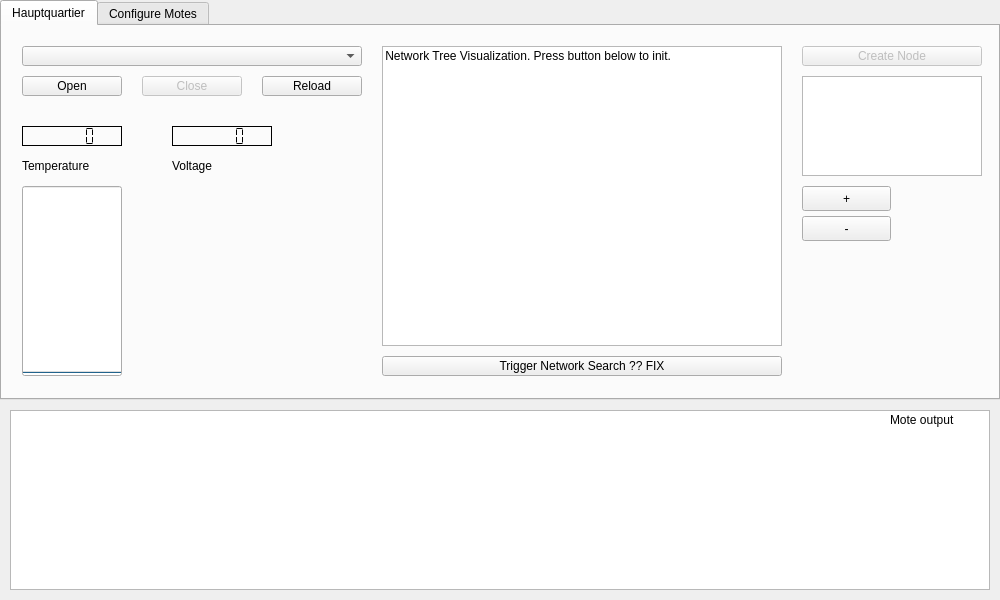
Old version of the form gui/mainwindow.ui in the repository heat1q/plant.io.
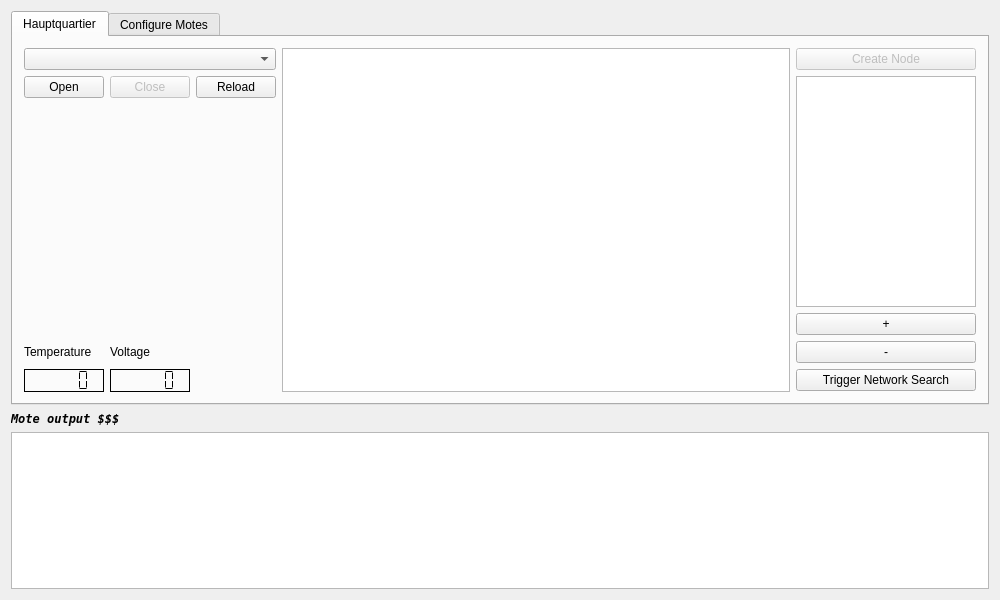
New version of the form.

Commit message: GUI Layout implementation for dynamic size adjustments. Also enforced the n_max parameter. Should have edit field implemented next.

```diff
--- a/gui/mainwindow.ui
+++ b/gui/mainwindow.ui
@@ -14,15 +14,9 @@
    <string>MainWindow</string>
   </property>
   <widget class="QWidget" name="centralWidget">
+   <layout class="QVBoxLayout" name="verticalLayout_3" stretch="5,1,2">
+    <item>
    <widget class="QTabWidget" name="tabWidget">
-    <property name="geometry">
-     <rect>
-      <x>0</x>
-      <y>0</y>
-      <width>1000</width>
-      <height>400</height>
-     </rect>
-    </property>
     <property name="currentIndex">
      <number>0</number>
     </property>
@@ -30,241 +24,190 @@
      <attribute name="title">
       <string>Hauptquartier</string>
      </attribute>
-     <widget class="QComboBox" name="comboBox_Interface">
-      <property name="geometry">
-       <rect>
-        <x>20</x>
-        <y>20</y>
-        <width>340</width>
-        <height>20</height>
-       </rect>
-      </property>
-     </widget>
-     <widget class="QPushButton" name="pushButton_open">
-      <property name="geometry">
-       <rect>
-        <x>20</x>
-        <y>50</y>
-        <width>100</width>
-        <height>20</height>
-       </rect>
-      </property>
-      <property name="text">
-       <string>Open</string>
-      </property>
-     </widget>
-     <widget class="QPushButton" name="pushButton_close">
-      <property name="enabled">
-       <bool>false</bool>
-      </property>
-      <property name="geometry">
-       <rect>
-        <x>140</x>
-        <y>50</y>
-        <width>100</width>
-        <height>20</height>
-       </rect>
-      </property>
-      <property name="text">
-       <string>Close</string>
-      </property>
-     </widget>
-     <widget class="QLCDNumber" name="lcdNumber_light">
-      <property name="geometry">
-       <rect>
-        <x>20</x>
-        <y>100</y>
-        <width>100</width>
-        <height>20</height>
-       </rect>
-      </property>
-      <property name="frameShape">
-       <enum>QFrame::Box</enum>
-      </property>
-      <property name="frameShadow">
-       <enum>QFrame::Plain</enum>
-      </property>
-      <property name="segmentStyle">
-       <enum>QLCDNumber::Flat</enum>
-      </property>
-     </widget>
-     <widget class="QLCDNumber" name="lcdNumber_voltage">
-      <property name="geometry">
-       <rect>
-        <x>170</x>
-        <y>100</y>
-        <width>100</width>
-        <height>20</height>
-       </rect>
-      </property>
-      <property name="frameShape">
-       <enum>QFrame::Box</enum>
-      </property>
-      <property name="frameShadow">
-       <enum>QFrame::Plain</enum>
-      </property>
-      <property name="segmentStyle">
-       <enum>QLCDNumber::Flat</enum>
-      </property>
-     </widget>
+       <layout class="QGridLayout" name="gridLayout" columnstretch="0,0,0,0,0">
+        <property name="horizontalSpacing">
+         <number>6</number>
+        </property>
+        <item row="6" column="0">
      <widget class="QLabel" name="label_light">
-      <property name="geometry">
-       <rect>
-        <x>20</x>
-        <y>130</y>
-        <width>100</width>
-        <height>20</height>
-       </rect>
-      </property>
       <property name="text">
        <string>Temperature</string>
       </property>
      </widget>
-     <widget class="QLabel" name="label_volt">
-      <property name="geometry">
-       <rect>
-        <x>170</x>
-        <y>130</y>
-        <width>100</width>
-        <height>20</height>
-       </rect>
-      </property>
-      <property name="text">
-       <string>Voltage</string>
-      </property>
-     </widget>
-     <widget class="QProgressBar" name="progressBar_light">
-      <property name="geometry">
-       <rect>
-        <x>20</x>
-        <y>160</y>
-        <width>100</width>
-        <height>190</height>
-       </rect>
-      </property>
-      <property name="maximum">
-       <number>40</number>
-      </property>
-      <property name="value">
-       <number>0</number>
-      </property>
-      <property name="textVisible">
-       <bool>false</bool>
-      </property>
-      <property name="orientation">
-       <enum>Qt::Vertical</enum>
-      </property>
-      <property name="invertedAppearance">
-       <bool>false</bool>
-      </property>
-     </widget>
-     <widget class="QPushButton" name="pushButton_reload">
-      <property name="enabled">
-       <bool>true</bool>
-      </property>
-      <property name="geometry">
-       <rect>
-        <x>260</x>
-        <y>50</y>
-        <width>100</width>
-        <height>20</height>
-       </rect>
-      </property>
-      <property name="text">
-       <string>Reload</string>
-      </property>
-     </widget>
+        </item>
+        <item row="0" column="4">
      <widget class="QPushButton" name="pushButton_create">
       <property name="enabled">
        <bool>false</bool>
       </property>
-      <property name="geometry">
-       <rect>
-        <x>800</x>
-        <y>20</y>
+          <property name="maximumSize">
+           <size>
         <width>180</width>
-        <height>20</height>
-       </rect>
+            <height>16777215</height>
+           </size>
       </property>
       <property name="text">
        <string>Create Node</string>
       </property>
      </widget>
+        </item>
+        <item row="0" column="3" rowspan="8">
      <widget class="QGraphicsView" name="graphicsView_networkgraph">
-      <property name="geometry">
-       <rect>
-        <x>380</x>
-        <y>20</y>
-        <width>400</width>
-        <height>300</height>
-       </rect>
+          <property name="toolTip">
+           <string> Network Tree Visualization. Press button below to init.</string>
+          </property>
+          <property name="toolTipDuration">
+           <number>3</number>
       </property>
       <property name="lineWidth">
        <number>1</number>
       </property>
      </widget>
-     <widget class="QLabel" name="label_networkgraph">
-      <property name="geometry">
-       <rect>
-        <x>380</x>
-        <y>20</y>
-        <width>400</width>
-        <height>20</height>
-       </rect>
-      </property>
+        </item>
+        <item row="0" column="0" colspan="3">
+         <widget class="QComboBox" name="comboBox_Interface"/>
+        </item>
+        <item row="6" column="1">
+         <widget class="QLabel" name="label_volt">
+          <property name="text">
+           <string>Voltage</string>
+          </property>
+         </widget>
+        </item>
+        <item row="6" column="4">
+         <widget class="QPushButton" name="pushButton_zoomout">
+          <property name="maximumSize">
+           <size>
+            <width>180</width>
+            <height>16777215</height>
+           </size>
+          </property>
       <property name="text">
-       <string> Network Tree Visualization. Press button below to init.</string>
-      </property>
-     </widget>
+           <string>-</string>
+          </property>
+         </widget>
+        </item>
+        <item row="7" column="4">
      <widget class="QPushButton" name="pushButton_explore">
-      <property name="geometry">
-       <rect>
-        <x>380</x>
-        <y>330</y>
-        <width>400</width>
-        <height>20</height>
-       </rect>
-      </property>
-      <property name="text">
-       <string>Trigger Network Search ?? FIX</string>
-      </property>
-     </widget>
-     <widget class="QPlainTextEdit" name="plainTextEdit_create">
-      <property name="geometry">
-       <rect>
-        <x>800</x>
-        <y>50</y>
+          <property name="sizePolicy">
+           <sizepolicy hsizetype="Minimum" vsizetype="Fixed">
+            <horstretch>0</horstretch>
+            <verstretch>0</verstretch>
+           </sizepolicy>
+          </property>
+          <property name="maximumSize">
+           <size>
         <width>180</width>
-        <height>100</height>
-       </rect>
-      </property>
-     </widget>
+            <height>16777215</height>
+           </size>
+          </property>
+          <property name="text">
+           <string>Trigger Network Search</string>
+          </property>
+         </widget>
+        </item>
+        <item row="7" column="1">
+         <widget class="QLCDNumber" name="lcdNumber_voltage">
+          <property name="font">
+           <font>
+            <family>DejaVu Sans Mono</family>
+            <weight>75</weight>
+            <italic>true</italic>
+            <bold>true</bold>
+           </font>
+          </property>
+          <property name="frameShape">
+           <enum>QFrame::Box</enum>
+          </property>
+          <property name="frameShadow">
+           <enum>QFrame::Plain</enum>
+          </property>
+          <property name="segmentStyle">
+           <enum>QLCDNumber::Flat</enum>
+          </property>
+         </widget>
+        </item>
+        <item row="5" column="4">
      <widget class="QPushButton" name="pushButton_zoomin">
-      <property name="geometry">
-       <rect>
-        <x>800</x>
-        <y>160</y>
-        <width>89</width>
-        <height>25</height>
-       </rect>
+          <property name="maximumSize">
+           <size>
+            <width>180</width>
+            <height>16777215</height>
+           </size>
       </property>
       <property name="text">
        <string>+</string>
       </property>
      </widget>
-     <widget class="QPushButton" name="pushButton_zoomout">
-      <property name="geometry">
-       <rect>
-        <x>800</x>
-        <y>190</y>
-        <width>89</width>
-        <height>25</height>
-       </rect>
-      </property>
+        </item>
+        <item row="7" column="0">
+         <widget class="QLCDNumber" name="lcdNumber_light">
+          <property name="font">
+           <font>
+            <family>DejaVu Sans Mono</family>
+            <weight>75</weight>
+            <italic>true</italic>
+            <bold>true</bold>
+           </font>
+          </property>
+          <property name="frameShape">
+           <enum>QFrame::Box</enum>
+          </property>
+          <property name="frameShadow">
+           <enum>QFrame::Plain</enum>
+          </property>
+          <property name="segmentStyle">
+           <enum>QLCDNumber::Flat</enum>
+          </property>
+         </widget>
+        </item>
+        <item row="1" column="0">
+         <widget class="QPushButton" name="pushButton_open">
       <property name="text">
-       <string>-</string>
-      </property>
-     </widget>
+           <string>Open</string>
+          </property>
+         </widget>
+        </item>
+        <item row="1" column="1">
+         <widget class="QPushButton" name="pushButton_close">
+          <property name="enabled">
+           <bool>false</bool>
+          </property>
+          <property name="text">
+           <string>Close</string>
+          </property>
+         </widget>
+        </item>
+        <item row="1" column="2">
+         <widget class="QPushButton" name="pushButton_reload">
+          <property name="enabled">
+           <bool>true</bool>
+          </property>
+          <property name="text">
+           <string>Reload</string>
+          </property>
+         </widget>
+        </item>
+        <item row="1" column="4" rowspan="4">
+         <widget class="QPlainTextEdit" name="plainTextEdit_create">
+          <property name="sizePolicy">
+           <sizepolicy hsizetype="Minimum" vsizetype="Expanding">
+            <horstretch>0</horstretch>
+            <verstretch>0</verstretch>
+           </sizepolicy>
+          </property>
+          <property name="maximumSize">
+           <size>
+            <width>180</width>
+            <height>16777215</height>
+           </size>
+          </property>
+          <property name="tabStopWidth">
+           <number>80</number>
+          </property>
+         </widget>
+        </item>
+       </layout>
     </widget>
     <widget class="QWidget" name="tab2">
      <attribute name="title">
@@ -388,35 +331,45 @@
      </widget>
     </widget>
    </widget>
-   <widget class="QTextEdit" name="textEdit_Status">
-    <property name="enabled">
-     <bool>true</bool>
-    </property>
-    <property name="geometry">
-     <rect>
-      <x>10</x>
-      <y>410</y>
-      <width>980</width>
-      <height>180</height>
-     </rect>
-    </property>
-   </widget>
+    </item>
+    <item>
    <widget class="QLabel" name="label_2">
-    <property name="geometry">
-     <rect>
-      <x>890</x>
-      <y>410</y>
-      <width>100</width>
-      <height>20</height>
-     </rect>
+      <property name="enabled">
+       <bool>true</bool>
+      </property>
+      <property name="sizePolicy">
+       <sizepolicy hsizetype="Fixed" vsizetype="Fixed">
+        <horstretch>0</horstretch>
+        <verstretch>0</verstretch>
+       </sizepolicy>
+      </property>
+      <property name="font">
+       <font>
+        <family>DejaVu Sans Mono</family>
+        <weight>75</weight>
+        <italic>true</italic>
+        <bold>true</bold>
+       </font>
     </property>
     <property name="frameShadow">
      <enum>QFrame::Sunken</enum>
     </property>
     <property name="text">
-     <string>Mote output</string>
-    </property>
-   </widget>
+       <string>Mote output $$$</string>
+      </property>
+     </widget>
+    </item>
+    <item>
+     <widget class="QTextEdit" name="textEdit_Status">
+      <property name="enabled">
+       <bool>true</bool>
+      </property>
+      <property name="inputMethodHints">
+       <set>Qt::ImhNone</set>
+      </property>
+     </widget>
+    </item>
+   </layout>
   </widget>
  </widget>
  <layoutdefault spacing="6" margin="11"/>
```
Lines whose indentation alone changed are shown as unchanged. The commit also changes 1 other file.
